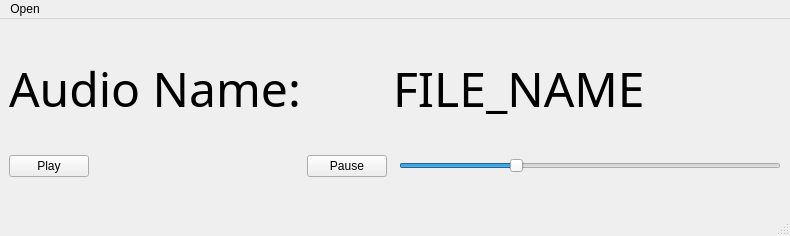
faelion/Qt-smolAudioPlayer, file mainwindow.ui: the form before one commit.
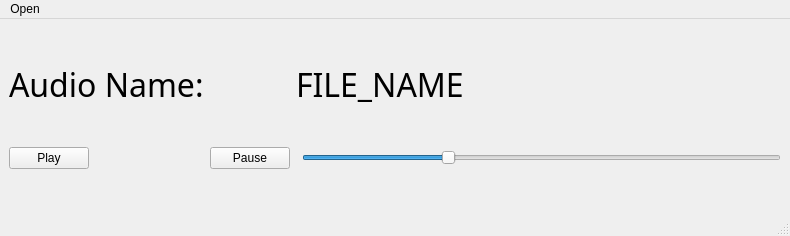
The form after the commit. Custom widgets are drawn as their Qt base class.

Commit message: updating the font size, more reasonable

The edit to the form file:
```diff
--- a/mainwindow.ui
+++ b/mainwindow.ui
@@ -26,7 +26,7 @@
       <property name="font">
        <font>
         <family>Titillium Web</family>
-        <pointsize>36</pointsize>
+        <pointsize>24</pointsize>
        </font>
       </property>
       <property name="text">
@@ -67,7 +67,7 @@
       <property name="font">
        <font>
         <family>Titillium Web</family>
-        <pointsize>36</pointsize>
+        <pointsize>24</pointsize>
         <bold>false</bold>
        </font>
       </property>
```
